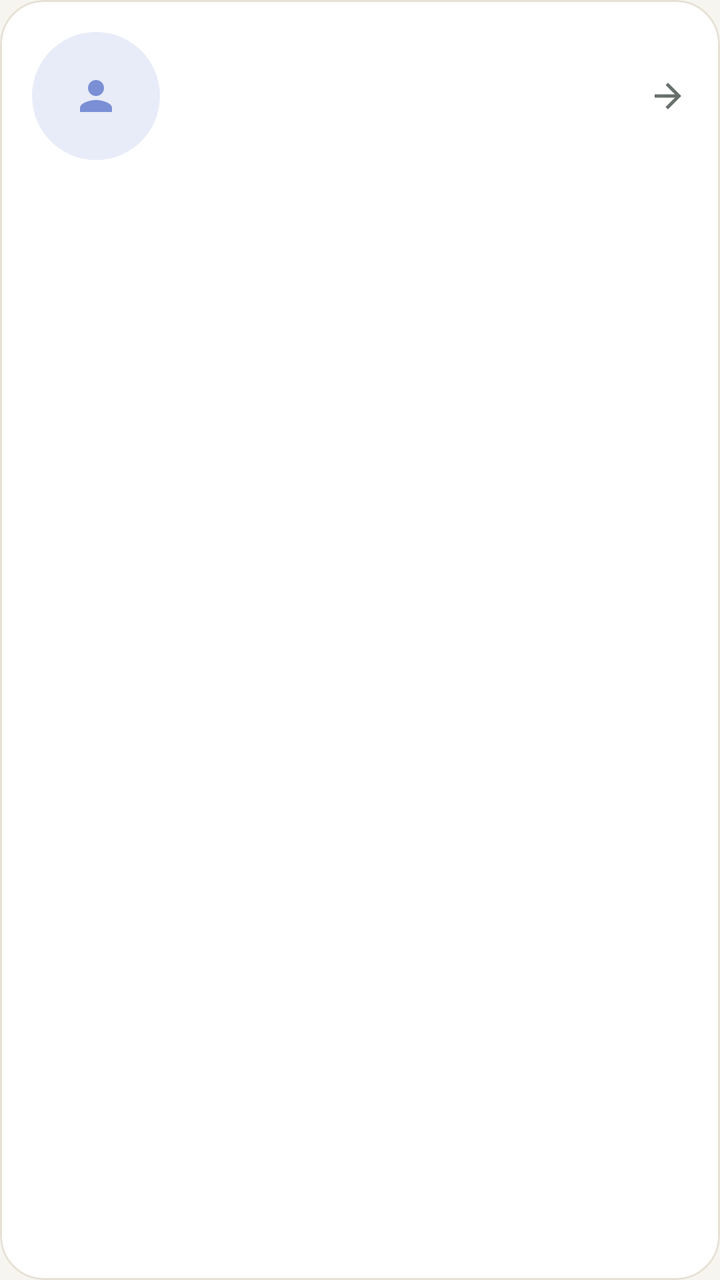
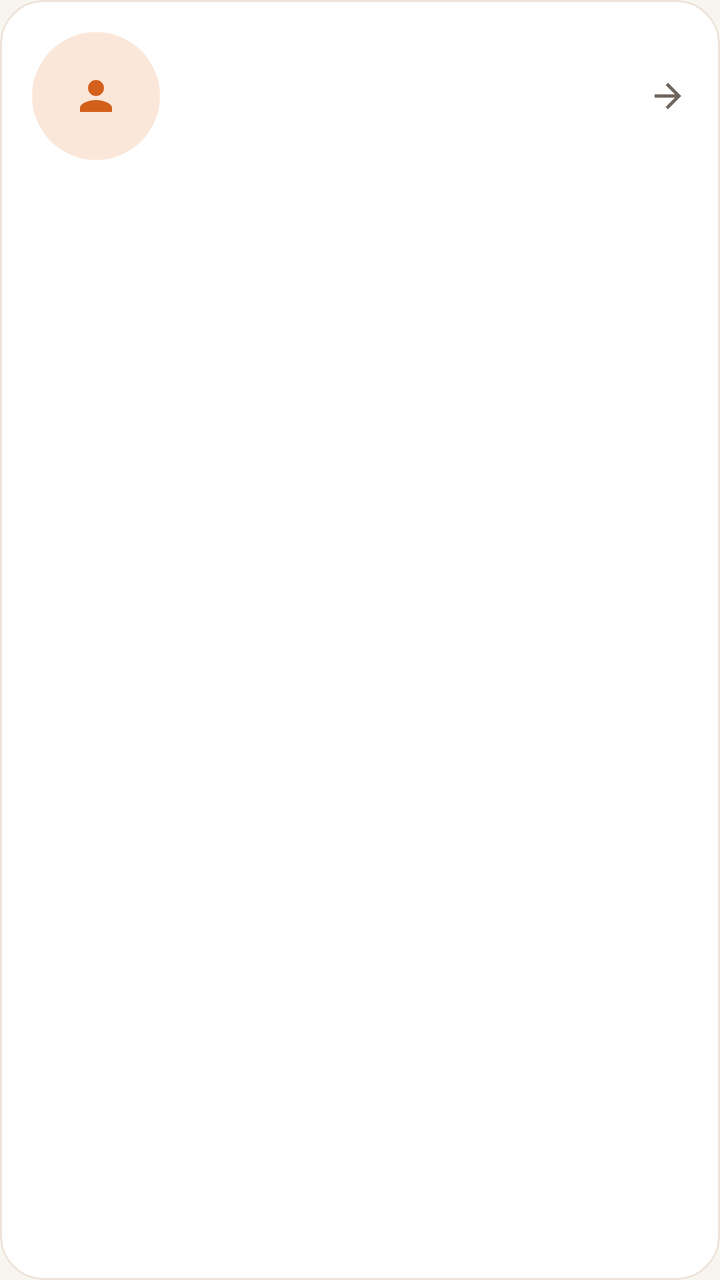

Screens rendered from an Android XML layout before and after an edit, with the pre-edit source and the edit as a unified diff.
<!-- AndroidManifest.xml: application theme Theme.MIYAV -->
<!-- res/layout/view_publisher_card.xml -->
<?xml version="1.0" encoding="utf-8"?>
<com.google.android.material.card.MaterialCardView xmlns:android="http://schemas.android.com/apk/res/android"
    xmlns:app="http://schemas.android.com/apk/res-auto"
    android:layout_width="match_parent"
    android:layout_height="wrap_content">

    <LinearLayout
        android:layout_width="match_parent"
        android:layout_height="wrap_content"
        android:orientation="vertical"
        android:padding="@dimen/space_lg">

        <LinearLayout
            android:id="@+id/publisherHeader"
            android:layout_width="match_parent"
            android:layout_height="wrap_content"
            android:background="?attr/selectableItemBackground"
            android:gravity="center_vertical"
            android:orientation="horizontal">

            <com.google.android.material.imageview.ShapeableImageView
                android:id="@+id/avatarView"
                android:layout_width="@dimen/avatar_md"
                android:layout_height="@dimen/avatar_md"
                android:background="@color/pastel_lavender"
                android:contentDescription="@null"
                android:scaleType="center"
                android:src="@drawable/ic_person"
                app:shapeAppearanceOverlay="@style/Shape.Miyav.Circle"
                app:tint="@color/brand_lavender" />

            <LinearLayout
                android:layout_width="0dp"
                android:layout_height="wrap_content"
                android:layout_marginStart="@dimen/space_md"
                android:layout_weight="1"
                android:orientation="vertical">

                <TextView
                    android:id="@+id/nameView"
                    android:layout_width="wrap_content"
                    android:layout_height="wrap_content"
                    android:drawablePadding="6dp"
                    android:ellipsize="end"
                    android:maxLines="1"
                    android:textAppearance="@style/TextAppearance.Miyav.Headline" />

                <TextView
                    android:id="@+id/metaView"
                    android:layout_width="wrap_content"
                    android:layout_height="wrap_content"
                    android:textAppearance="@style/TextAppearance.Miyav.Caption" />
            </LinearLayout>

            <ImageView
                android:layout_width="20dp"
                android:layout_height="20dp"
                android:contentDescription="@null"
                android:rotation="180"
                android:src="@drawable/ic_back"
                app:tint="@color/text_secondary" />
        </LinearLayout>

        <TextView
            android:id="@+id/bioView"
            android:layout_width="match_parent"
            android:layout_height="wrap_content"
            android:layout_marginTop="@dimen/space_md"
            android:textAppearance="@style/TextAppearance.Miyav.Body"
            android:visibility="gone" />

        <LinearLayout
            android:id="@+id/contactRow"
            android:layout_width="match_parent"
            android:layout_height="wrap_content"
            android:layout_marginTop="@dimen/space_md"
            android:orientation="horizontal"
            android:visibility="gone">

            <com.google.android.material.button.MaterialButton
                android:id="@+id/whatsappButton"
                style="@style/Widget.Miyav.Button.WhatsApp"
                android:layout_width="0dp"
                android:layout_height="wrap_content"
                android:layout_marginEnd="6dp"
                android:layout_weight="1"
                android:text="@string/contact_whatsapp"
                app:icon="@drawable/ic_whatsapp" />

            <com.google.android.material.button.MaterialButton
                android:id="@+id/callButton"
                style="@style/Widget.Miyav.Button.Outlined"
                android:layout_width="0dp"
                android:layout_height="wrap_content"
                android:layout_marginStart="6dp"
                android:layout_weight="1"
                android:text="@string/contact_call"
                app:icon="@drawable/ic_phone"
                app:iconTint="@color/brand_mint" />
        </LinearLayout>

        <com.google.android.material.button.MaterialButton
            android:id="@+id/signInContactButton"
            style="@style/Widget.Miyav.Button.Tonal"
            android:layout_width="match_parent"
            android:layout_height="wrap_content"
            android:layout_marginTop="@dimen/space_md"
            android:text="@string/guest_contact_sign_in"
            android:visibility="gone"
            app:icon="@drawable/ic_phone" />

        <com.google.android.material.button.MaterialButton
            android:id="@+id/chatButton"
            style="@style/Widget.Miyav.Button.Tonal"
            android:layout_width="match_parent"
            android:layout_height="wrap_content"
            android:layout_marginTop="@dimen/space_sm"
            android:text="@string/chat_write_owner"
            android:visibility="gone"
            app:icon="@drawable/ic_chat" />

        <TextView
            android:id="@+id/contactUnavailable"
            android:layout_width="match_parent"
            android:layout_height="wrap_content"
            android:layout_marginTop="@dimen/space_md"
            android:text="@string/contact_unavailable"
            android:textAppearance="@style/TextAppearance.Miyav.Caption"
            android:visibility="gone" />

        <com.google.android.material.button.MaterialButton
            android:id="@+id/safetyButton"
            style="@style/Widget.Miyav.Button.Text"
            android:layout_width="wrap_content"
            android:layout_height="wrap_content"
            android:layout_gravity="end"
            android:layout_marginTop="@dimen/space_xs"
            android:minHeight="40dp"
            android:text="@string/safety_action"
            android:textColor="@color/text_secondary"
            android:textSize="13sp"
            android:visibility="gone"
            app:icon="@drawable/ic_shield"
            app:iconSize="16dp"
            app:iconTint="@color/text_secondary" />
    </LinearLayout>
</com.google.android.material.card.MaterialCardView>
<!-- resources referenced by this layout -->
<resources>
  <color name="brand_lavender">#7B8FD6</color>
  <color name="brand_mint">#3E8B6C</color>
  <color name="pastel_lavender">#E8ECF8</color>
  <color name="text_secondary">#67706A</color>
  <dimen name="avatar_md">64dp</dimen>
  <dimen name="space_lg">16dp</dimen>
  <dimen name="space_md">12dp</dimen>
  <dimen name="space_sm">8dp</dimen>
  <dimen name="space_xs">4dp</dimen>
  <string name="contact_call">Call</string>
  <style name="Theme.MIYAV" parent="Theme.Material3.Light.NoActionBar">
          <item name="colorPrimary">@color/brand_coral</item>
          <item name="colorOnPrimary">@color/text_on_brand</item>
          <item name="colorPrimaryContainer">@color/pastel_mint</item>
          <item name="colorOnPrimaryContainer">@color/brand_coral_dark</item>
          <item name="colorSecondary">@color/brand_lavender</item>
          <item name="colorOnSecondary">@color/text_on_brand</item>
          <item name="colorSecondaryContainer">@color/pastel_lavender</item>
          <item name="colorOnSecondaryContainer">@color/text_primary</item>
          <item name="colorTertiary">@color/brand_mint</item>
          <item name="colorTertiaryContainer">@color/pastel_mint</item>
          <item name="colorSurface">@color/surface</item>
          <item name="colorOnSurface">@color/text_primary</item>
          <item name="colorSurfaceVariant">@color/surface_muted</item>
          <item name="colorOnSurfaceVariant">@color/text_secondary</item>
          <item name="colorSurfaceContainer">@color/surface</item>
          <item name="colorSurfaceContainerLow">@color/surface</item>
          <item name="colorSurfaceContainerHigh">@color/surface</item>
          <item name="colorSurfaceContainerHighest">@color/surface_muted</item>
          <item name="colorOutline">@color/outline</item>
          <item name="colorOutlineVariant">@color/outline</item>
          <item name="colorError">@color/error</item>
          <item name="android:colorBackground">@color/bg_app</item>
          <item name="android:windowBackground">@color/bg_app</item>
          <item name="android:statusBarColor">@android:color/transparent</item>
          <item name="android:navigationBarColor">@android:color/transparent</item>
          <item name="android:windowLightStatusBar">true</item>
          <item name="android:windowLightNavigationBar" tools:targetApi="27">true</item>
          <item name="android:enforceNavigationBarContrast" tools:targetApi="29">false</item>
          <item name="textInputStyle">@style/Widget.Miyav.TextInput</item>
          <item name="materialButtonStyle">@style/Widget.Miyav.Button</item>
          <item name="materialButtonOutlinedStyle">@style/Widget.Miyav.Button.Outlined</item>
          <item name="borderlessButtonStyle">@style/Widget.Miyav.Button.Text</item>
          <item name="materialCardViewStyle">@style/Widget.Miyav.Card</item>
          <item name="elevationOverlayEnabled">false</item>
          <item name="bottomNavigationStyle">@style/Widget.Miyav.BottomNavigation</item>
          <item name="toolbarStyle">@style/Widget.Miyav.Toolbar</item>
          <item name="materialAlertDialogTheme">@style/ThemeOverlay.Miyav.Dialog</item>
          <item name="bottomSheetDialogTheme">@style/ThemeOverlay.Miyav.BottomSheet</item>
          <item name="chipStyle">@style/Widget.Miyav.Chip</item>
      </style>
  <color name="text_primary">#263C35</color>
  <dimen name="button_height">54dp</dimen>
  <dimen name="radius_md">16dp</dimen>
  <color name="outline">#ECE8DE</color>
  <color name="surface">#FFFFFF</color>
  <color name="brand_coral_dark">#284B3C</color>
  <color name="pastel_peach">#FBE7D9</color>
  <color name="text_on_brand">#FFFFFF</color>
  <color name="brand_coral">#315B49</color>
  <color name="pastel_mint">#DCEEE5</color>
  <color name="surface_muted">#F1EFE7</color>
  <color name="error">#B5533C</color>
  <color name="bg_app">#F7F5EF</color>
  <dimen name="radius_sm">12dp</dimen>
  <dimen name="radius_lg">22dp</dimen>
  <color name="card_stroke">#E6E1D5</color>
  <dimen name="radius_xl">28dp</dimen>
  <!-- unchanged entries left out for length: 33 -->
</resources>

<!-- the commit's change to res/layout/view_publisher_card.xml (unified diff, before → after) -->
@@ -22,12 +22,12 @@
                 android:id="@+id/avatarView"
                 android:layout_width="@dimen/avatar_md"
                 android:layout_height="@dimen/avatar_md"
-                android:background="@color/pastel_lavender"
+                android:background="@color/pastel_peach"
                 android:contentDescription="@null"
                 android:scaleType="center"
                 android:src="@drawable/ic_person"
                 app:shapeAppearanceOverlay="@style/Shape.Miyav.Circle"
-                app:tint="@color/brand_lavender" />
+                app:tint="@color/brand_coral" />
 
             <LinearLayout
                 android:layout_width="0dp"
<!-- resource entries referenced after the edit -->
@@ -1,9 +1,7 @@
 <!-- resources referenced by this layout -->
 <resources>
-  <color name="brand_lavender">#7B8FD6</color>
   <color name="brand_mint">#3E8B6C</color>
-  <color name="pastel_lavender">#E8ECF8</color>
-  <color name="text_secondary">#67706A</color>
+  <color name="text_secondary">#6F6660</color>
   <dimen name="avatar_md">64dp</dimen>
   <dimen name="space_lg">16dp</dimen>
   <dimen name="space_md">12dp</dimen>
@@ -15,10 +13,10 @@
           <item name="colorOnPrimary">@color/text_on_brand</item>
           <item name="colorPrimaryContainer">@color/pastel_mint</item>
           <item name="colorOnPrimaryContainer">@color/brand_coral_dark</item>
-          <item name="colorSecondary">@color/brand_lavender</item>
+          <item name="colorSecondary">@color/brand_coral_dark</item>
           <item name="colorOnSecondary">@color/text_on_brand</item>
-          <item name="colorSecondaryContainer">@color/pastel_lavender</item>
-          <item name="colorOnSecondaryContainer">@color/text_primary</item>
+          <item name="colorSecondaryContainer">@color/pastel_mint</item>
+          <item name="colorOnSecondaryContainer">@color/brand_coral_dark</item>
           <item name="colorTertiary">@color/brand_mint</item>
           <item name="colorTertiaryContainer">@color/pastel_mint</item>
           <item name="colorSurface">@color/surface</item>
@@ -51,22 +49,22 @@
           <item name="bottomSheetDialogTheme">@style/ThemeOverlay.Miyav.BottomSheet</item>
           <item name="chipStyle">@style/Widget.Miyav.Chip</item>
       </style>
-  <color name="text_primary">#263C35</color>
+  <color name="text_primary">#2A2420</color>
   <dimen name="button_height">54dp</dimen>
   <dimen name="radius_md">16dp</dimen>
-  <color name="outline">#ECE8DE</color>
+  <color name="outline">#EDE5DB</color>
   <color name="surface">#FFFFFF</color>
-  <color name="brand_coral_dark">#284B3C</color>
+  <color name="brand_coral_dark">#A84A12</color>
   <color name="pastel_peach">#FBE7D9</color>
   <color name="text_on_brand">#FFFFFF</color>
-  <color name="brand_coral">#315B49</color>
-  <color name="pastel_mint">#DCEEE5</color>
-  <color name="surface_muted">#F1EFE7</color>
+  <color name="brand_coral">#D2601A</color>
+  <color name="pastel_mint">#FDEBDD</color>
+  <color name="surface_muted">#F3EEE7</color>
   <color name="error">#B5533C</color>
-  <color name="bg_app">#F7F5EF</color>
+  <color name="bg_app">#F8F5F0</color>
   <dimen name="radius_sm">12dp</dimen>
   <dimen name="radius_lg">22dp</dimen>
-  <color name="card_stroke">#E6E1D5</color>
+  <color name="card_stroke">#EDE3D8</color>
   <dimen name="radius_xl">28dp</dimen>
   <!-- unchanged entries left out for length: 33 -->
 </resources>
